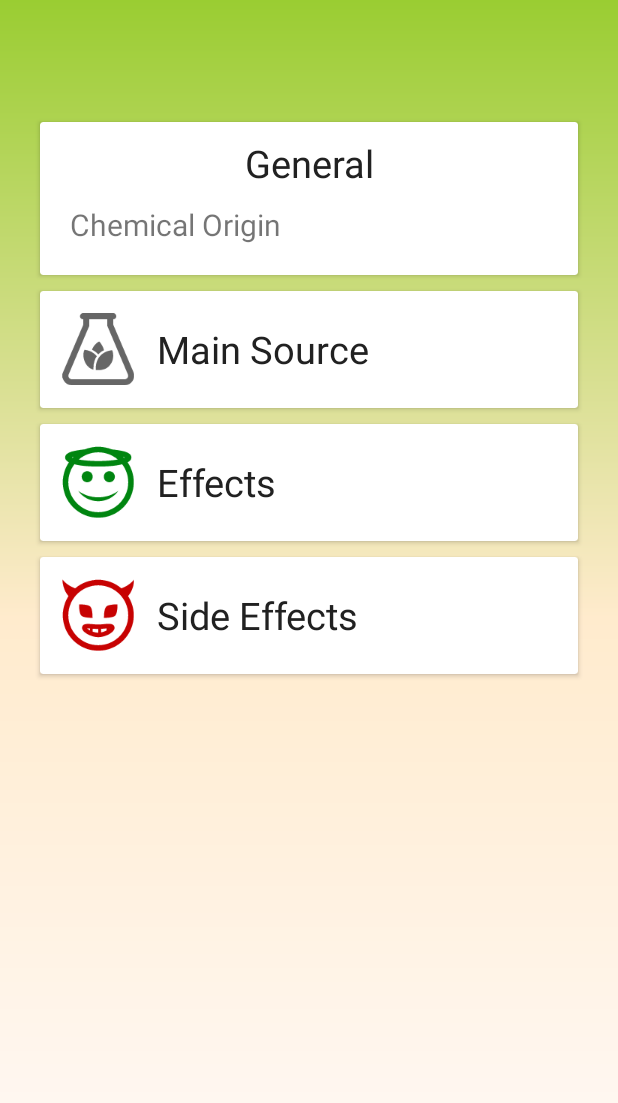
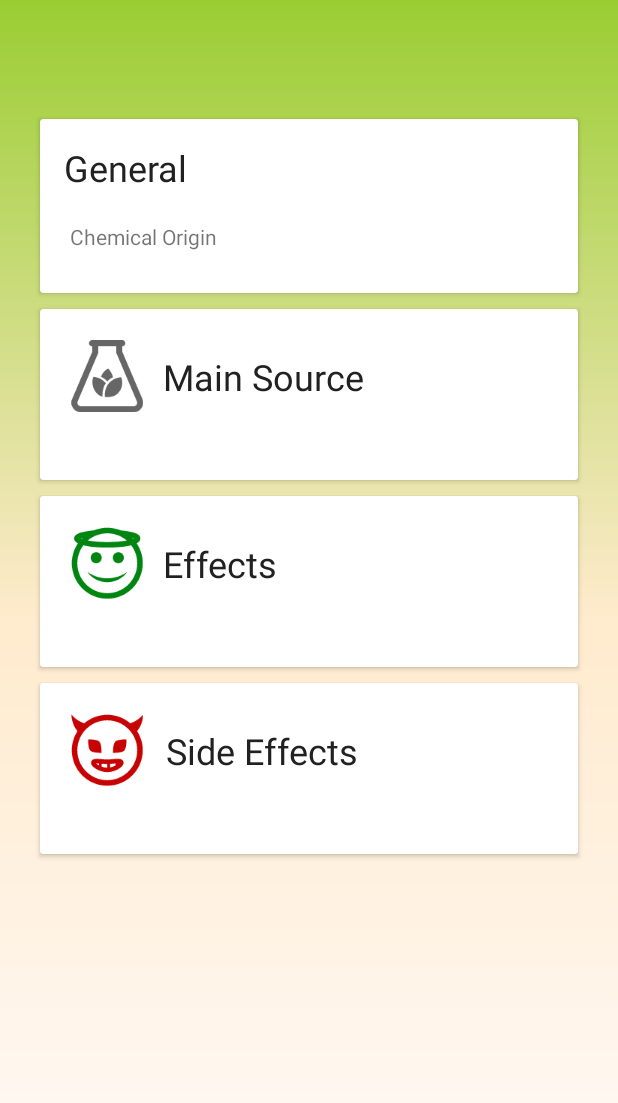
Before and after one commit to nzisis/HealthAdvisor, an Android app: the layout fragment_disease_activity2.xml on its own in the app's theme, with its tools: preview values and no code run, on a phone screen of 412 x 824 dp. Shown: the top 1103 px of the screen. Run offline under Robolectric (Android 15) with nearby library versions, the phone set to English and light mode, and no system bars.

Commit message:
Disease Cards Redesigned

```diff
--- a/app/src/main/res/layout/fragment_disease_activity2.xml
+++ b/app/src/main/res/layout/fragment_disease_activity2.xml
@@ -1,5 +1,4 @@
 <ScrollView xmlns:android="http://schemas.android.com/apk/res/android"
-    xmlns:card_view="http://schemas.android.com/apk/res-auto"
     android:layout_width="match_parent"
     android:layout_height="match_parent"
     android:background="@drawable/app_background"
@@ -26,21 +25,25 @@
         <android.support.v7.widget.CardView
             android:layout_width="match_parent"
             android:layout_height="match_parent"
-            android:layout_margin="@dimen/ESubstanceCardMargin"
-            card_view:contentPadding="@dimen/ESubstanceCardPadding">
+            android:layout_margin="@dimen/ESubstanceCardMargin">
 
             <LinearLayout
                 android:id="@+id/llGeneral"
                 android:layout_width="match_parent"
                 android:layout_height="match_parent"
-                android:orientation="vertical">
+                android:orientation="vertical"
+                android:paddingBottom="24dp"
+                android:paddingLeft="16dp"
+                android:paddingRight="16dp">
 
                 <TextView
                     android:layout_width="match_parent"
                     android:layout_height="match_parent"
                     android:layout_weight="1"
                     android:drawablePadding="10dp"
-                    android:gravity="center"
+                    android:gravity="left"
+                    android:paddingBottom="16dp"
+                    android:paddingTop="16dp"
                     android:text="General"
                     android:textColor="@color/primary_material_dark"
                     android:textSize="@dimen/DiseaseHeader" />
@@ -50,9 +53,9 @@
                     android:layout_width="match_parent"
                     android:layout_height="match_parent"
                     android:gravity="center_vertical"
-                    android:padding="10dp"
+                    android:padding="4dp"
                     android:text="Chemical Origin"
-                    android:textSize="@dimen/DiseaseRowItem" />
+                    android:textSize="14sp" />
 
             </LinearLayout>
 
@@ -61,22 +64,26 @@
         <android.support.v7.widget.CardView
             android:layout_width="match_parent"
             android:layout_height="match_parent"
-            android:layout_margin="@dimen/ESubstanceCardMargin"
-            card_view:contentPadding="@dimen/ESubstanceCardPadding">
+            android:layout_margin="@dimen/ESubstanceCardMargin">
 
             <LinearLayout
                 android:id="@+id/llSource"
                 android:layout_width="match_parent"
                 android:layout_height="match_parent"
-                android:orientation="vertical">
+                android:orientation="vertical"
+                android:paddingBottom="24dp"
+                android:paddingLeft="16dp"
+                android:paddingRight="16dp">
 
                 <TextView
-                    android:layout_width="wrap_content"
+                    android:layout_width="match_parent"
                     android:layout_height="fill_parent"
                     android:layout_weight="1"
                     android:drawableLeft="@drawable/ic_source"
-                    android:drawablePadding="10dp"
+                    android:drawablePadding="8dp"
                     android:gravity="center_vertical"
+                    android:paddingBottom="16dp"
+                    android:paddingTop="16dp"
                     android:text="Main Source"
                     android:textColor="@color/primary_material_dark"
                     android:textSize="@dimen/DiseaseHeader" />
@@ -88,22 +95,26 @@
         <android.support.v7.widget.CardView
             android:layout_width="match_parent"
             android:layout_height="match_parent"
-            android:layout_margin="@dimen/ESubstanceCardMargin"
-            card_view:contentPadding="@dimen/ESubstanceCardPadding">
+            android:layout_margin="@dimen/ESubstanceCardMargin">
 
             <LinearLayout
                 android:id="@+id/llEffect"
                 android:layout_width="match_parent"
                 android:layout_height="match_parent"
-                android:orientation="vertical">
+                android:orientation="vertical"
+                android:paddingBottom="24dp"
+                android:paddingLeft="16dp"
+                android:paddingRight="16dp">
 
                 <TextView
-                    android:layout_width="wrap_content"
-                    android:layout_height="fill_parent"
+                    android:layout_width="match_parent"
+                    android:layout_height="wrap_content"
                     android:layout_weight="1"
                     android:drawableLeft="@drawable/ic_effect"
-                    android:drawablePadding="10dp"
+                    android:drawablePadding="8dp"
                     android:gravity="center_vertical"
+                    android:paddingBottom="16dp"
+                    android:paddingTop="16dp"
                     android:text="Effects"
                     android:textColor="@color/primary_material_dark"
                     android:textSize="@dimen/DiseaseHeader" />
@@ -115,22 +126,26 @@
         <android.support.v7.widget.CardView
             android:layout_width="match_parent"
             android:layout_height="match_parent"
-            android:layout_margin="@dimen/ESubstanceCardMargin"
-            card_view:contentPadding="@dimen/ESubstanceCardPadding">
+            android:layout_margin="@dimen/ESubstanceCardMargin">
 
             <LinearLayout
                 android:id="@+id/llSideEffect"
                 android:layout_width="match_parent"
                 android:layout_height="match_parent"
-                android:orientation="vertical">
+                android:orientation="vertical"
+                android:paddingBottom="24dp"
+                android:paddingLeft="16dp"
+                android:paddingRight="16dp">
 
                 <TextView
-                    android:layout_width="wrap_content"
-                    android:layout_height="fill_parent"
+                    android:layout_width="match_parent"
+                    android:layout_height="wrap_content"
                     android:layout_weight="1"
                     android:drawableLeft="@drawable/ic_side_effect"
                     android:drawablePadding="10dp"
                     android:gravity="center_vertical"
+                    android:paddingBottom="16dp"
+                    android:paddingTop="16dp"
                     android:text="Side Effects"
                     android:textColor="@color/primary_material_dark"
                     android:textSize="@dimen/DiseaseHeader" />
--- a/app/src/main/res/values-sw360dp/dimens.xml
+++ b/app/src/main/res/values-sw360dp/dimens.xml
@@ -14,7 +14,7 @@
     <dimen name="ESubstanceRowItemName">20sp</dimen>
     <dimen name="DiseaseRowItem">20sp</dimen>
     <dimen name="CategoryHeader">22sp</dimen>
-    <dimen name="DiseaseHeader">25sp</dimen>
+    <dimen name="DiseaseHeader">24sp</dimen>
     <dimen name="DiseaseItem">20sp</dimen>
     <integer name="DiseaseItemInt">20</integer>
     <dimen name="ButtonTextSize">20sp</dimen>
--- a/app/src/main/res/values/dimens.xml
+++ b/app/src/main/res/values/dimens.xml
@@ -14,7 +14,7 @@
     <dimen name="ESubstanceRowItemName">17sp</dimen>
     <dimen name="DiseaseRowItem">16sp</dimen>
     <dimen name="CategoryHeader">24sp</dimen>
-    <dimen name="DiseaseHeader">20sp</dimen>
+    <dimen name="DiseaseHeader">24sp</dimen>
     <dimen name="ButtonTextSize">16sp</dimen>
     <dimen name="ButtonLayoutPadding">20dp</dimen>
 
--- a/build.gradle
+++ b/build.gradle
@@ -5,7 +5,7 @@ buildscript {
         jcenter()
     }
     dependencies {
-        classpath 'com.android.tools.build:gradle:1.1.0'
+        classpath 'com.android.tools.build:gradle:1.3.0'
 
         // NOTE: Do not place your application dependencies here; they belong
         // in the individual module build.gradle files
```
Also changed, not shown: app/src/main/java/com/ngngteam/healthadvisor/Activities/DiseaseActivity.java (+51 -12 lines), app/src/main/res/drawable/bullet.xml (added, +8 -0 lines), app/src/main/res/layout/list_row_side_effect.xml (+7 -5 lines), app/src/main/res/drawable/bullet.png (deleted).
